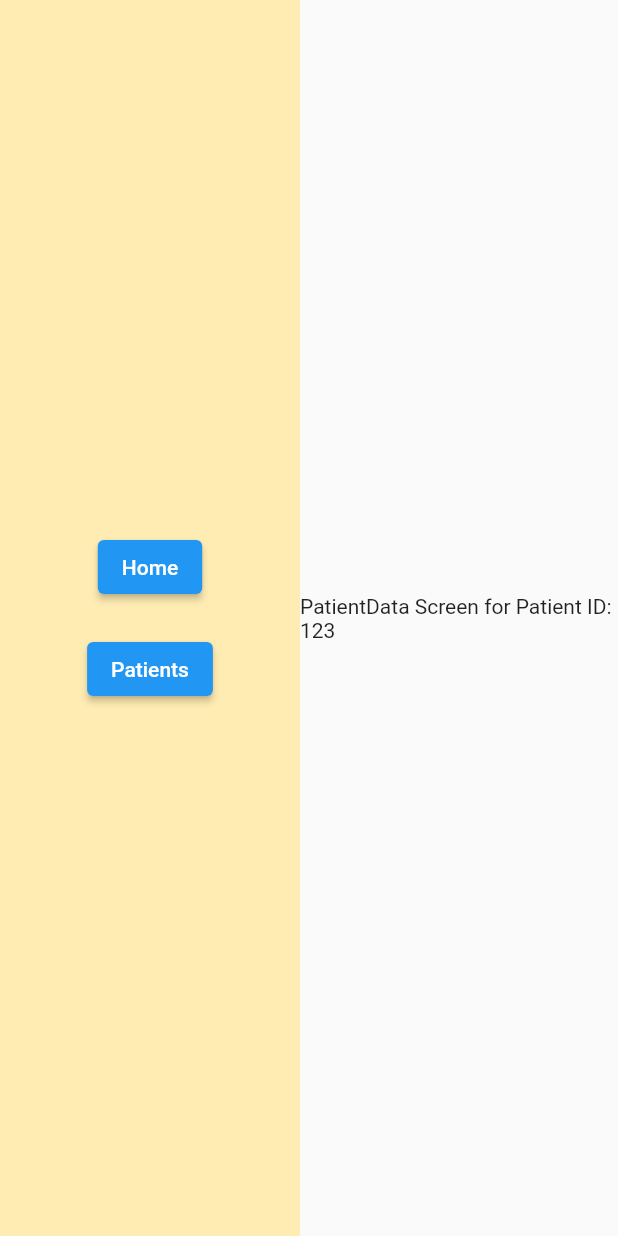
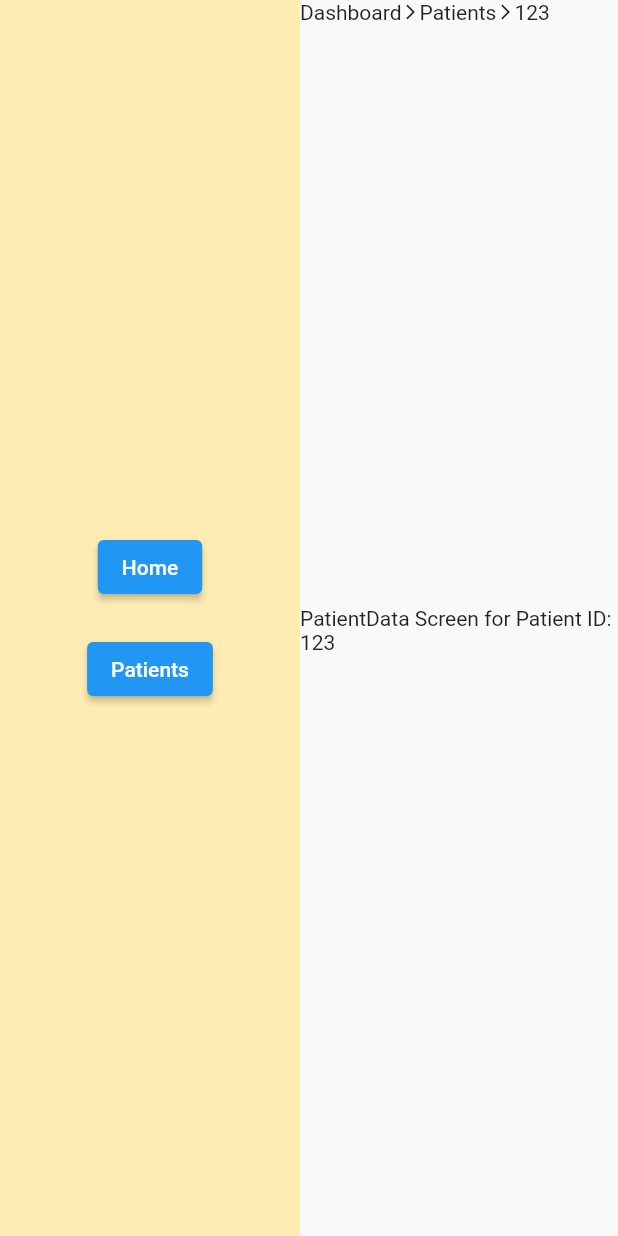
Before and after one commit to achinthadil/flutter_web_navigation_sample, a Flutter app: the PatientsScreen screen opened by its route, after a tap on "Go to PatientData Screen with ID", on a phone screen of 412 x 824 dp. Run offline on Flutter 3.47's test engine with Material 2 defaults, Android fonts, the phone set to English and light mode, and no system bars; our stand-ins replace get.

Commit message:
implement breadcrumb

```diff
--- a/lib/main.dart
+++ b/lib/main.dart
@@ -25,7 +25,7 @@ class MyApp extends StatelessWidget {
         GetPage(name: '/detail', page: () => const DetailScreen()),
         GetPage(name: '/patients', page: () => const PatientsScreen()),
         GetPage(
-          name: '/patient/:id',
+          name: '/patients/:id',
           page: () => const PatientDataScreen(),
         ),
       ],
@@ -125,7 +125,7 @@ class PatientsScreen extends StatelessWidget {
             child: Center(
               child: ElevatedButton(
                 onPressed: () => Get.toNamed(
-                  '/patient/123',
+                  '/patients/123',
                 ), // For patient with ID 123
                 child: const Text('Go to PatientData Screen with ID'),
               ),
@@ -148,8 +148,15 @@ class PatientDataScreen extends GetView<PatientController> {
         children: [
           const PersistentSidebar(),
           Expanded(
-            child: Center(
-              child: Text('PatientData Screen for Patient ID: $patientId'),
+            child: Column(
+              mainAxisAlignment: MainAxisAlignment.spaceBetween,
+              children: [
+                Breadcrumb(),
+                Center(
+                  child: Text('PatientData Screen for Patient ID: $patientId'),
+                ),
+                const SizedBox.shrink(),
+              ],
             ),
           ),
         ],
@@ -165,3 +172,46 @@ class PatientController extends GetxController {
     patientId.value = id;
   }
 }
+
+class Breadcrumb extends StatelessWidget {
+  List<String> getBreadcrumbsFromUrl() {
+    String url = Get.currentRoute; // Get current route with GetX
+
+    // Split the URL by '/' and remove empty segments
+    List<String> segments =
+        url.split('/').where((segment) => segment.isNotEmpty).toList();
+
+    // Map each segment to its human-readable counterpart
+    segments = segments.map((segment) {
+      if (segment.contains('patients') &&
+          segments.indexOf(segment) == segments.length - 1) {
+        return 'Patients ${Get.parameters['id'] ?? ''}';
+      }
+      return segment.capitalizeFirst!;
+    }).toList();
+
+    return [
+      'Dashboard',
+      ...segments
+    ]; // Add 'Dashboard' as the starting breadcrumb
+  }
+
+  @override
+  Widget build(BuildContext context) {
+    List<String> breadcrumbs = getBreadcrumbsFromUrl();
+
+    return Row(
+      children: breadcrumbs.map((crumb) {
+        return Row(
+          children: <Widget>[
+            Text(crumb),
+            if (crumb != breadcrumbs.last) ...[
+              Icon(Icons.arrow_forward_ios,
+                  size: 12), // Arrow icon or something similar
+            ]
+          ],
+        );
+      }).toList(),
+    );
+  }
+}
```
